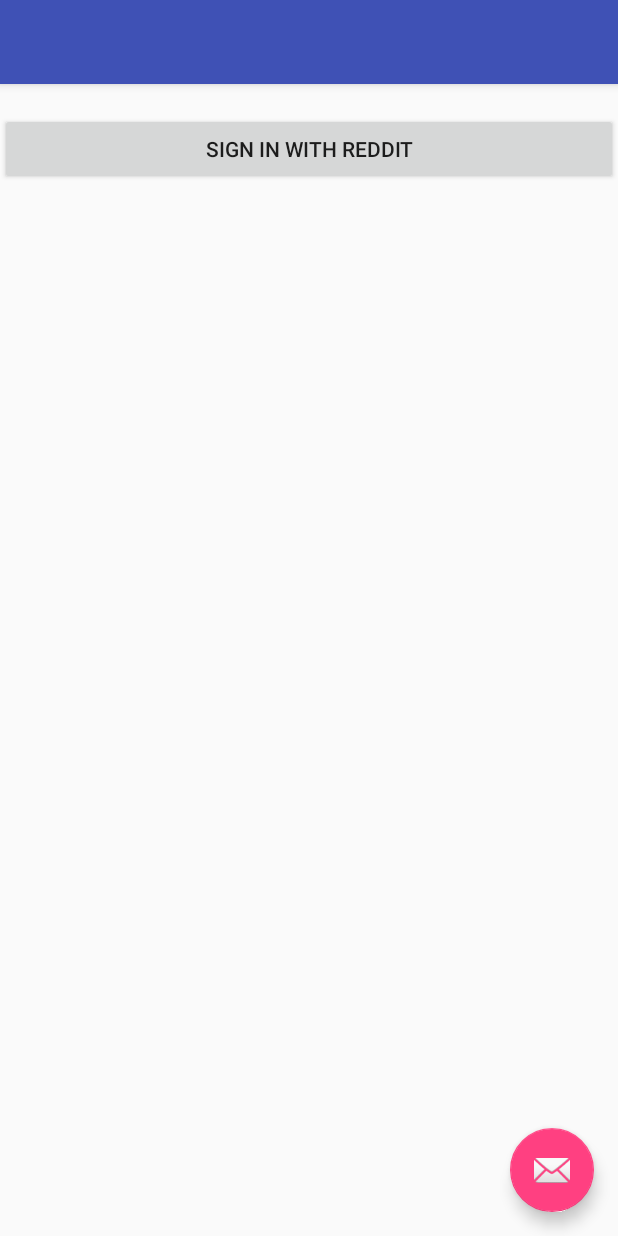
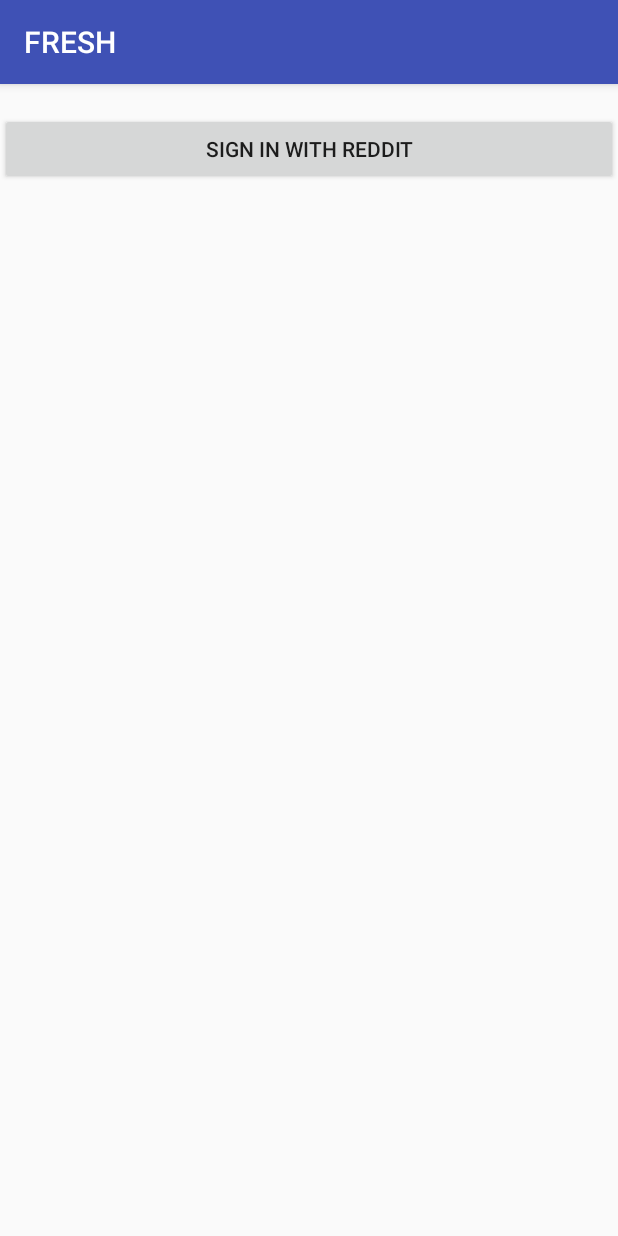
Before and after one commit to ikesmitty/FRESH, an Android app: the screen it shows after launch (MainActivity), on a phone screen of 412 x 824 dp. Run offline under Robolectric (Android 15) with nearby library versions, the phone set to English and light mode, and no system bars.

Commit message:
Retrieving reddit json

```diff
--- a/app/build.gradle
+++ b/app/build.gradle
@@ -26,4 +26,5 @@ dependencies {
     testImplementation 'junit:junit:4.12'
     androidTestImplementation 'com.android.support.test:runner:1.0.1'
     androidTestImplementation 'com.android.support.test.espresso:espresso-core:3.0.1'
+    implementation 'com.squareup.okhttp3:okhttp:3.10.0'
 }
--- a/app/src/main/res/layout/activity_main.xml
+++ b/app/src/main/res/layout/activity_main.xml
@@ -16,18 +16,11 @@
             android:layout_width="match_parent"
             android:layout_height="?attr/actionBarSize"
             android:background="?attr/colorPrimary"
-            app:popupTheme="@style/AppTheme.PopupOverlay" />
+            app:popupTheme="@style/AppTheme.PopupOverlay"
+            app:title="FRESH"/>
 
     </android.support.design.widget.AppBarLayout>
 
     <include layout="@layout/content_main" />
 
-    <android.support.design.widget.FloatingActionButton
-        android:id="@+id/fab"
-        android:layout_width="wrap_content"
-        android:layout_height="wrap_content"
-        android:layout_gravity="bottom|end"
-        android:layout_margin="@dimen/fab_margin"
-        app:srcCompat="@android:drawable/ic_dialog_email" />
-
 </android.support.design.widget.CoordinatorLayout>
```
Also changed, not shown: app/src/main/AndroidManifest.xml (+14 -0 lines).
